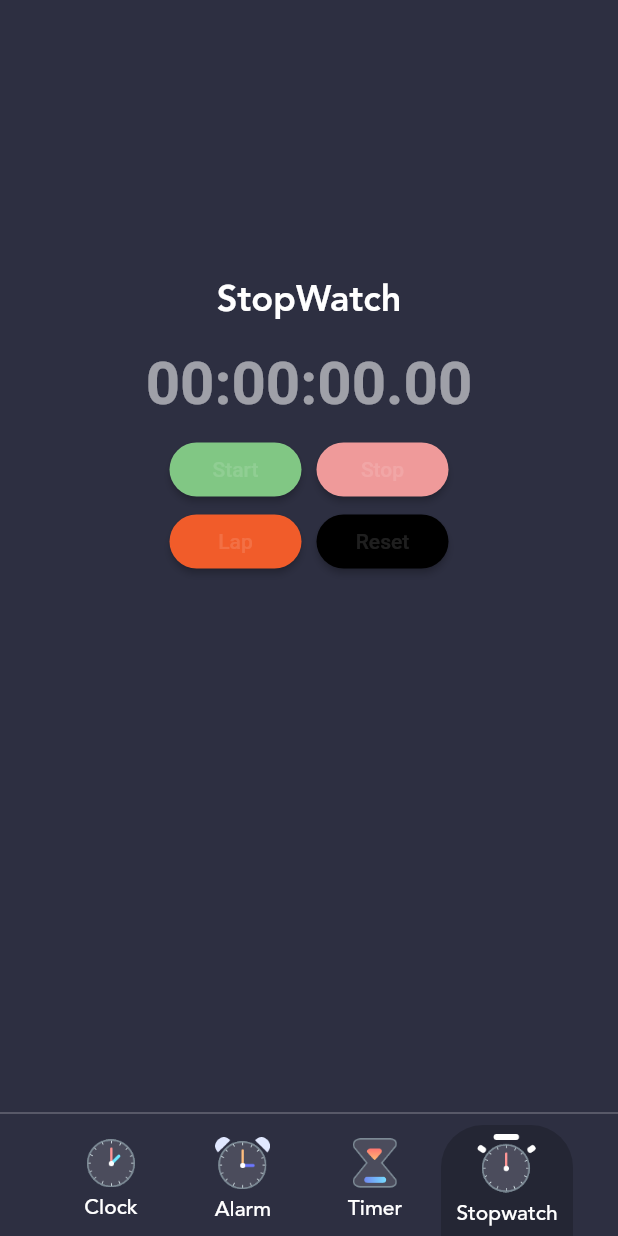
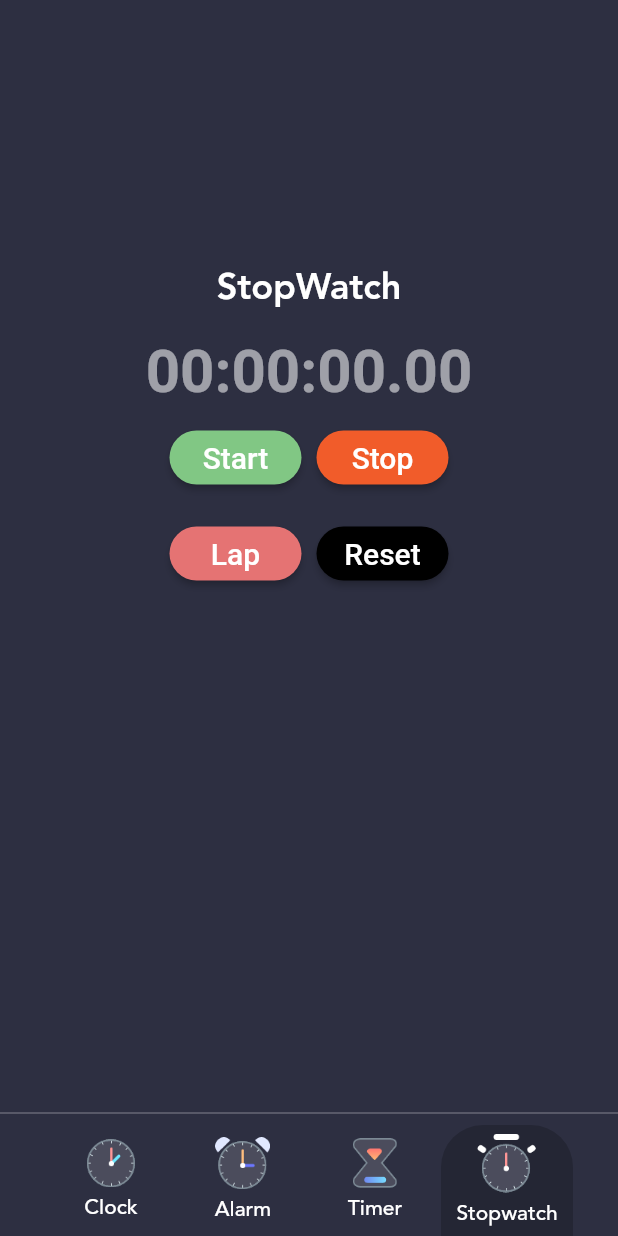
Before and after one commit to thesourabhk/alarm_clock_app, a Flutter app: the screen it shows after launch, item 4 of the bottom bar chosen, on a phone screen of 412 x 824 dp. Run offline on Flutter 3.47's test engine with Material 2 defaults, Android fonts, the phone set to English and light mode, and no system bars; our stand-ins replace dotted_border, flutter_local_notifications, sqflite, stop_watch_timer; accounts and stored records are empty.

Commit message:
minor changes
button changes

```diff
--- a/lib/main.dart
+++ b/lib/main.dart
@@ -35,6 +35,7 @@ class MyApp extends StatelessWidget {
   @override
   Widget build(BuildContext context) {
     return MaterialApp(
+      debugShowCheckedModeBanner: false,
       title: 'Flutter Demo',
       theme: ThemeData(
         primarySwatch: Colors.blue,
--- a/lib/views/stopwatch_page.dart
+++ b/lib/views/stopwatch_page.dart
@@ -66,7 +66,7 @@ class _StopwatchPagerState extends State<StopwatchPager> {
                   ),
                   SizedBox(width: 10.0),
                   CustomButton(
-                    color: Colors.red[200],
+                    color: Color(0xFFF15C2A),
                     label: "Stop",
                     onPress: () {
                       _stopWatchTimer.onExecute.add(StopWatchExecute.stop);
@@ -74,11 +74,12 @@ class _StopwatchPagerState extends State<StopwatchPager> {
                   ),
                 ],
               ),
+              SizedBox(height: 16.0),
               Row(
                 mainAxisAlignment: MainAxisAlignment.center,
                 children: [
                   CustomButton(
-                    color: Color(0xFFF15C2A),
+                    color: Colors.red[300],
                     label: "Lap",
                     onPress: () {
                       _stopWatchTimer.onExecute.add(StopWatchExecute.lap);
@@ -157,7 +158,7 @@ class CustomButton extends StatelessWidget {
       color: color,
       shape: const StadiumBorder(),
       onPressed: onPress,
-      child: Text(label, style: TextStyle(color: Colors.white12)),
+      child: Text(label, style: TextStyle(color: Colors.white, fontSize: 20)),
     );
   }
 }
```
